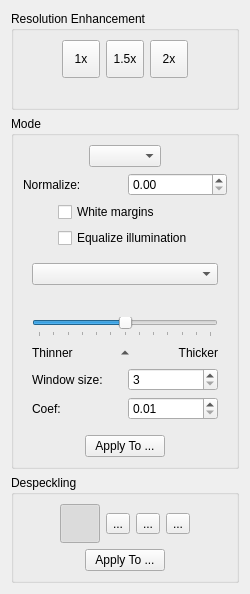
Above: src/filters/output/ui/OutputOptionsWidget.ui from ImageProcessing-ElectronicPublications/scantailor-experimental before the change. Below: the same form after it.
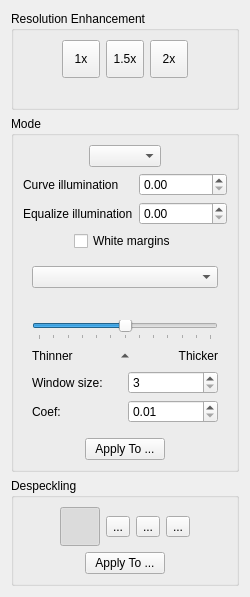
That is the form after the change. Icons and pictures are not drawn.

```diff
--- a/src/filters/output/ui/OutputOptionsWidget.ui
+++ b/src/filters/output/ui/OutputOptionsWidget.ui
@@ -168,13 +168,36 @@
       <item>
        <layout class="QGridLayout" name="normalizeOptions">
         <item row="0" column="0">
-         <widget class="QLabel" name="normalizeCoefLabel">
+         <widget class="QLabel" name="curveCoefLabel">
           <property name="text">
-           <string>Normalize:</string>
+           <string>Curve illumination</string>
           </property>
          </widget>
         </item>
         <item row="0" column="1">
+         <widget class="QDoubleSpinBox" name="curveCoef">
+          <property name="toolTip">
+           <string>Value is 0.0 .. 1.0.</string>
+          </property>
+          <property name="minimum">
+           <double>0.0</double>
+          </property>
+          <property name="maximum">
+           <double>1.0</double>
+          </property>
+          <property name="singleStep">
+           <double>0.1</double>
+          </property>
+         </widget>
+        </item>
+        <item row="1" column="0">
+         <widget class="QLabel" name="normalizeCoefLabel">
+          <property name="text">
+           <string>Equalize illumination</string>
+          </property>
+         </widget>
+        </item>
+        <item row="1" column="1">
          <widget class="QDoubleSpinBox" name="normalizeCoef">
           <property name="toolTip">
            <string>Value is 0.0 .. 1.0.</string>
@@ -229,13 +252,6 @@
              </property>
             </widget>
            </item>
-           <item>
-            <widget class="QCheckBox" name="equalizeIlluminationCB">
-             <property name="text">
-              <string>Equalize illumination</string>
-             </property>
-            </widget>
-           </item>
           </layout>
          </item>
          <item>
```
